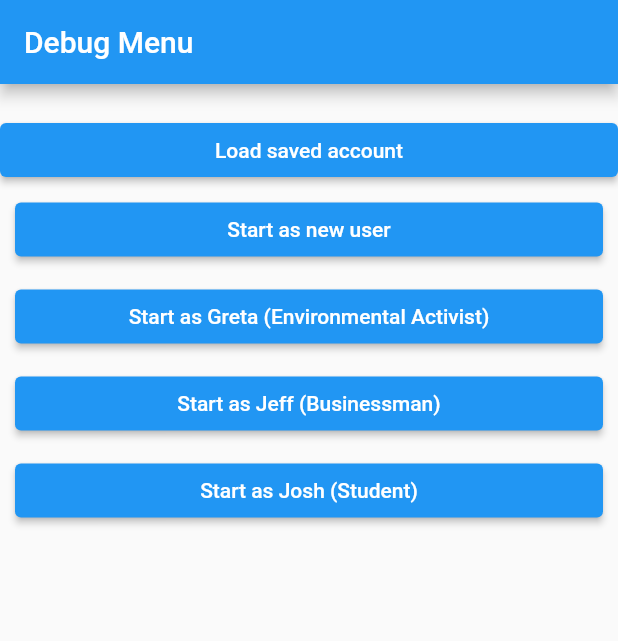
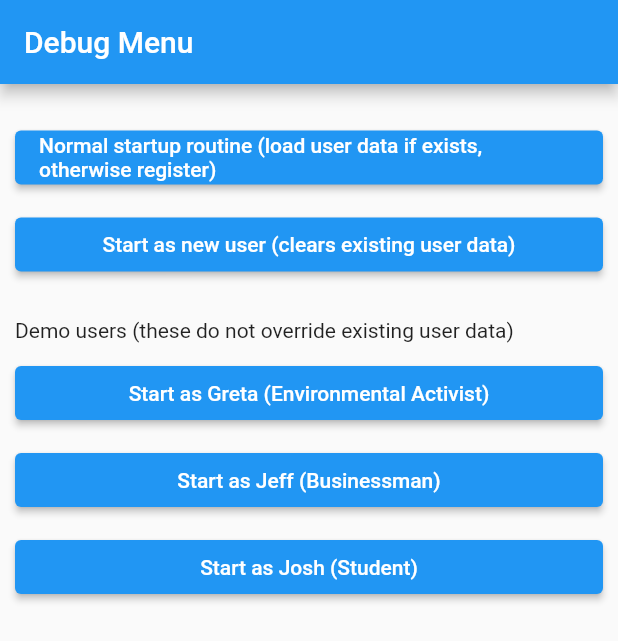
Before and after one commit to BrunoScharlau/CarbonIQ, a Flutter app: the screen it shows after launch, on a phone screen of 412 x 824 dp. Shown: the top 641 px of the screen. Run offline on Flutter 3.47's test engine with Material 2 defaults, Android fonts, the phone set to English and light mode, and no system bars; our stand-ins replace fl_chart, shared_preferences.

Commit message:
Account saving and code cleanup

```diff
--- a/lib/data/user.dart
+++ b/lib/data/user.dart
@@ -6,8 +6,10 @@ class UserAccount {
   final String name;
   final SurveySession signupSurvey;
   final List<SurveySession> completedSurveys;
+  final bool dontSave; // Used to prevent saving demo/debug accounts
 
-  UserAccount(this.name, this.signupSurvey, this.completedSurveys);
+  UserAccount(this.name, this.signupSurvey, this.completedSurveys,
+      {this.dontSave = false});
 }
 
 enum CommuteMethod { car, motorbike, bus, train, bike, walk }
@@ -91,13 +93,15 @@ UserRecord generateUserRecord(UserAccount user) {
 }
 
 saveAccount(UserAccount account, SharedPreferences prefs) async {
+  await prefs.setString('save_version', '1.0.0');
   await prefs.setString('user.name', account.name);
-  await prefs.setString('user.signup_survey', account.signupSurvey.toString());
+  await prefs.setString('user.signup_survey', account.signupSurvey.toJSON());
   await prefs.setStringList('user.completed_surveys',
       account.completedSurveys.map((survey) => survey.toJSON()).toList());
 }
 
-Future<UserAccount> loadAccount(SharedPreferences prefs) async {
+Future<UserAccount?> loadAccount(SharedPreferences prefs) async {
+  if (prefs.containsKey('user.name')) {
     String name = prefs.getString('user.name')!;
     SurveySession signupSurvey =
         SurveySession.fromJSON(prefs.getString('user.signup_survey')!);
@@ -107,4 +111,7 @@ Future<UserAccount> loadAccount(SharedPreferences prefs) async {
         .toList();
 
     return UserAccount(name, signupSurvey, completedSurveys);
+  } else {
+    return null;
   }
+}
--- a/lib/debug_menu/debug_menu_view.dart
+++ b/lib/debug_menu/debug_menu_view.dart
@@ -19,7 +19,9 @@ class DebugMenuView extends StatelessWidget {
       body: ListView(
         children: [
           const Padding(padding: EdgeInsets.only(top: 20)),
-          ElevatedButton(
+          Padding(
+            padding: const EdgeInsets.symmetric(vertical: 5, horizontal: 10),
+            child: ElevatedButton(
                 onPressed: () {
                   Navigator.pushAndRemoveUntil(
                       context,
@@ -28,9 +30,15 @@ class DebugMenuView extends StatelessWidget {
                       (r) => false // Clear entire navigator stack
                       );
                 },
-              child: const Text("Load saved account")),
-          const SimulatedUserButton.newAccount(),
-          SimulatedUserButton(
+                child: const Text(
+                    "Normal startup routine (load user data if exists, otherwise register)")),
+          ),
+          const DemoUserButton.newAccount(),
+          const Padding(
+              padding: EdgeInsets.only(left: 10, top: 20, bottom: 5),
+              child: Text(
+                  'Demo users (these do not override existing user data)')),
+          DemoUserButton(
               UserAccount(
                   'Greta',
                   SurveySession(DateTime.utc(2023, 04, 01, 22, 53), {
@@ -41,9 +49,10 @@ class DebugMenuView extends StatelessWidget {
                     carTypeQuestion: CarType.none.name
                   }),
                   generateFakeSessions(
-                      123, 0.5, 60, ['walk', 'bike', 'bus', 'train'], 0.05)),
+                      123, 0.5, 60, ['walk', 'bike', 'bus', 'train'], 0.05),
+                  dontSave: true),
               'Environmental Activist'),
-          SimulatedUserButton(
+          DemoUserButton(
               UserAccount(
                   'Jeff',
                   SurveySession(DateTime.utc(2023, 03, 01, 22, 53), {
@@ -53,9 +62,10 @@ class DebugMenuView extends StatelessWidget {
                     householdTypeQuestion: HouseholdType.appartments24.name,
                     carTypeQuestion: CarType.gas.name
                   }),
-                  generateFakeSessions(123, 1.5, 30, ['car', 'train'], 0.4)),
+                  generateFakeSessions(123, 1.5, 30, ['car', 'train'], 0.4),
+                  dontSave: true),
               'Businessman'),
-          SimulatedUserButton(
+          DemoUserButton(
               UserAccount(
                   'Josh',
                   SurveySession(DateTime.utc(2023, 03, 01, 22, 53), {
@@ -66,7 +76,8 @@ class DebugMenuView extends StatelessWidget {
                     carTypeQuestion: CarType.gas.name
                   }),
                   generateFakeSessions(
-                      123, 1.5, 30, ['bike', 'train', 'bus', 'walk'], 0.1)),
+                      123, 1.5, 30, ['bike', 'train', 'bus', 'walk'], 0.1),
+                  dontSave: true),
               'Student')
         ],
       ),
@@ -74,13 +85,13 @@ class DebugMenuView extends StatelessWidget {
   }
 }
 
-class SimulatedUserButton extends StatelessWidget {
+class DemoUserButton extends StatelessWidget {
   final UserAccount? userAccount;
   final String accountTypeDescriptor;
-  const SimulatedUserButton(this.userAccount, this.accountTypeDescriptor,
+  const DemoUserButton(this.userAccount, this.accountTypeDescriptor,
       {super.key});
 
-  const SimulatedUserButton.newAccount({super.key})
+  const DemoUserButton.newAccount({super.key})
       : userAccount = null,
         accountTypeDescriptor = 'New Account';
 
@@ -108,7 +119,7 @@ class SimulatedUserButton extends StatelessWidget {
         },
         child: Text((userAccount != null)
             ? 'Start as ${userAccount!.name} ($accountTypeDescriptor)'
-            : 'Start as new user'),
+            : 'Start as new user (clears existing user data)'),
       ),
     );
   }
--- a/lib/epicos/generated_palettes.dart
+++ b/lib/epicos/generated_palettes.dart
@@ -1,5 +1,4 @@
-List<Map<String, int>> palettes =
-[
+List<Map<String, int>> palettes = [
   {
     "background": 0xFF76B041,
     "primary": 0xFF003F4B,
```
Also changed, not shown: lib/epicos/color_provider.dart (+8 -10 lines), lib/main_menu/main_menu_view.dart (+41 -13 lines), lib/main_menu/main_menu_widgets.dart (+14 -8 lines), lib/registration/account_loading_view.dart (+18 -17 lines), lib/registration/registration_view.dart (+31 -12 lines), lib/survey/survey_questions.dart (+4 -3 lines), lib/survey/survey_view.dart (+11 -8 lines), lib/survey/survey_widgets.dart (+11 -10 lines). Lines whose indentation alone changed are shown as unchanged.
